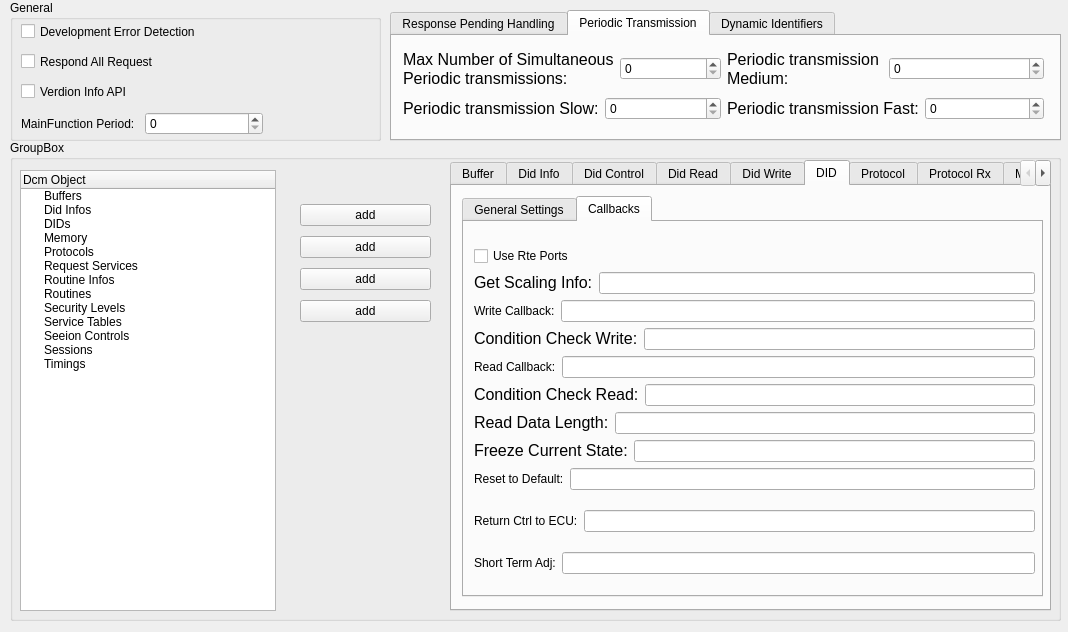
paduc77/gainos, file gainos-tk/tool/gainos-studio/ui/forms/cd_dcm.ui: the form before one commit.
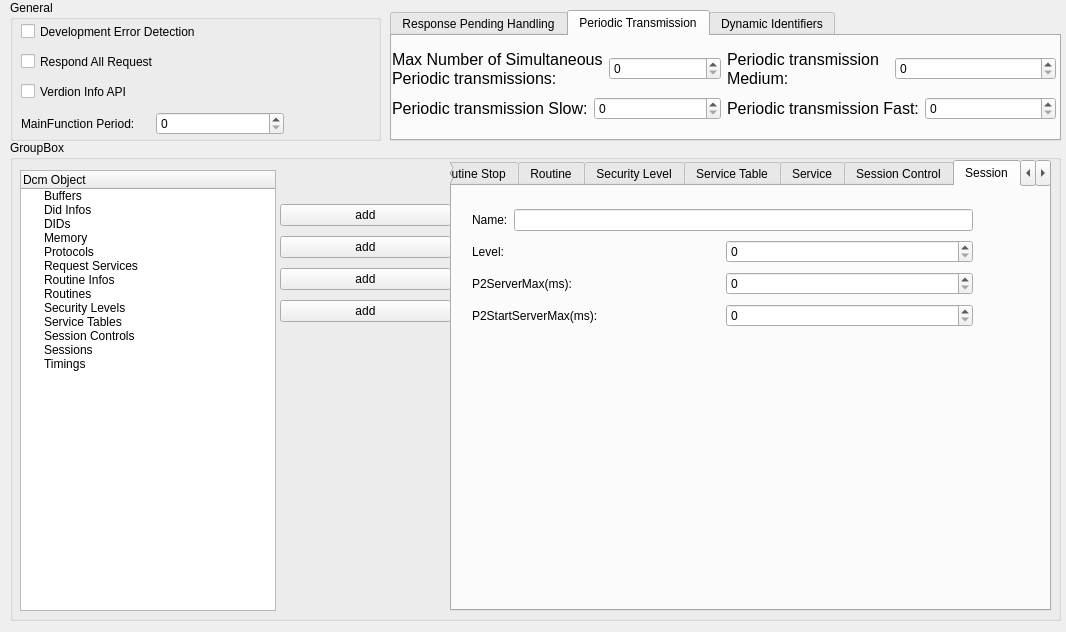
The form after the commit. The open tabs and pages were chosen to show the change.

```diff
--- a/gainos-tk/tool/gainos-studio/ui/forms/cd_dcm.ui
+++ b/gainos-tk/tool/gainos-studio/ui/forms/cd_dcm.ui
@@ -6,7 +6,7 @@
    <rect>
     <x>0</x>
     <y>0</y>
-    <width>1068</width>
+    <width>1066</width>
     <height>632</height>
    </rect>
   </property>
@@ -46,7 +46,7 @@
      <rect>
       <x>11</x>
       <y>110</y>
-      <width>242</width>
+      <width>263</width>
       <height>27</height>
      </rect>
     </property>
@@ -67,6 +67,9 @@
 &lt;/style&gt;&lt;/head&gt;&lt;body style=&quot; font-family:'Consolas'; font-size:12pt; font-weight:400; font-style:normal;&quot;&gt;
 &lt;p style=&quot; margin-top:0px; margin-bottom:0px; margin-left:0px; margin-right:0px; -qt-block-indent:0; text-indent:0px;&quot;&gt;in uint (ms)&lt;/p&gt;&lt;/body&gt;&lt;/html&gt;</string>
        </property>
+       <property name="maximum">
+        <number>65535</number>
+       </property>
       </widget>
      </item>
     </layout>
@@ -155,9 +158,9 @@
     <widget class="QWidget" name="layoutWidget">
      <property name="geometry">
       <rect>
-       <x>11</x>
+       <x>0</x>
        <y>11</y>
-       <width>641</width>
+       <width>664</width>
        <height>77</height>
       </rect>
      </property>
@@ -179,7 +182,11 @@
            </widget>
           </item>
           <item>
-           <widget class="QSpinBox" name="spinBox_3"/>
+           <widget class="QSpinBox" name="spbxMaxNumberofSimultaneousPeriodictransmissions">
+            <property name="maximum">
+             <number>65535</number>
+            </property>
+           </widget>
           </item>
          </layout>
         </item>
@@ -197,7 +204,11 @@
            </widget>
           </item>
           <item>
-           <widget class="QSpinBox" name="spinBox_4"/>
+           <widget class="QSpinBox" name="spbxPeriodicTransmissionSlow">
+            <property name="maximum">
+             <number>65535</number>
+            </property>
+           </widget>
           </item>
          </layout>
         </item>
@@ -220,7 +231,11 @@
            </widget>
           </item>
           <item>
-           <widget class="QSpinBox" name="spinBox_7"/>
+           <widget class="QSpinBox" name="spbxPeriodicTransmissionMedium">
+            <property name="maximum">
+             <number>65535</number>
+            </property>
+           </widget>
           </item>
          </layout>
         </item>
@@ -238,7 +253,11 @@
            </widget>
           </item>
           <item>
-           <widget class="QSpinBox" name="spinBox_5"/>
+           <widget class="QSpinBox" name="spbxPeriodicTransmissionFast">
+            <property name="maximum">
+             <number>65535</number>
+            </property>
+           </widget>
           </item>
          </layout>
         </item>
@@ -358,7 +377,7 @@
     </item>
     <item>
      <property name="text">
-      <string>Seeion Controls</string>
+      <string>Session Controls</string>
      </property>
     </item>
     <item>
@@ -1154,7 +1173,7 @@
        <attribute name="title">
         <string>Callbacks</string>
        </attribute>
-       <widget class="QWidget" name="">
+       <widget class="QWidget" name="layoutWidget">
         <property name="geometry">
          <rect>
           <x>10</x>
@@ -1167,7 +1186,10 @@
          <item>
           <layout class="QVBoxLayout" name="verticalLayout_15">
            <item>
-            <widget class="QCheckBox" name="checkBox_12">
+            <widget class="QCheckBox" name="cbxUsePort">
+             <property name="enabled">
+              <bool>false</bool>
+             </property>
              <property name="text">
               <string>Use Rte Ports</string>
              </property>
@@ -1187,7 +1209,11 @@
               </widget>
              </item>
              <item>
-              <widget class="QLineEdit" name="lineEdit_8"/>
+              <widget class="QLineEdit" name="leDspDidGetScalingInfoFnc">
+               <property name="enabled">
+                <bool>true</bool>
+               </property>
+              </widget>
              </item>
             </layout>
            </item>
@@ -1201,7 +1227,11 @@
               </widget>
              </item>
              <item>
-              <widget class="QLineEdit" name="lineEdit_9"/>
+              <widget class="QLineEdit" name="leDspDidWriteDataFnc">
+               <property name="enabled">
+                <bool>true</bool>
+               </property>
+              </widget>
              </item>
             </layout>
            </item>
@@ -1219,7 +1249,11 @@
               </widget>
              </item>
              <item>
-              <widget class="QLineEdit" name="lineEdit_11"/>
+              <widget class="QLineEdit" name="leDspDidConditionCheckWriteFnc">
+               <property name="enabled">
+                <bool>true</bool>
+               </property>
+              </widget>
              </item>
             </layout>
            </item>
@@ -1233,7 +1267,11 @@
               </widget>
              </item>
              <item>
-              <widget class="QLineEdit" name="lineEdit_10"/>
+              <widget class="QLineEdit" name="leDspDidReadDataFnc">
+               <property name="enabled">
+                <bool>true</bool>
+               </property>
+              </widget>
              </item>
             </layout>
            </item>
@@ -1251,7 +1289,11 @@
               </widget>
              </item>
              <item>
-              <widget class="QLineEdit" name="lineEdit_12"/>
+              <widget class="QLineEdit" name="leDspDidConditionCheckReadFnc">
+               <property name="enabled">
+                <bool>true</bool>
+               </property>
+              </widget>
              </item>
             </layout>
            </item>
@@ -1269,7 +1311,11 @@
               </widget>
              </item>
              <item>
-              <widget class="QLineEdit" name="lineEdit_13"/>
+              <widget class="QLineEdit" name="leDspDidReadDataLengthFnc">
+               <property name="enabled">
+                <bool>true</bool>
+               </property>
+              </widget>
              </item>
             </layout>
            </item>
@@ -1287,7 +1333,11 @@
               </widget>
              </item>
              <item>
-              <widget class="QLineEdit" name="lineEdit_14"/>
+              <widget class="QLineEdit" name="leDspDidFreezeCurrentStateFnc">
+               <property name="enabled">
+                <bool>true</bool>
+               </property>
+              </widget>
              </item>
             </layout>
            </item>
@@ -1301,7 +1351,11 @@
               </widget>
              </item>
              <item>
-              <widget class="QLineEdit" name="lineEdit_15"/>
+              <widget class="QLineEdit" name="leDspDidResetToDefaultFnc">
+               <property name="enabled">
+                <bool>true</bool>
+               </property>
+              </widget>
              </item>
             </layout>
            </item>
@@ -1317,7 +1371,11 @@
             </widget>
            </item>
            <item>
-            <widget class="QLineEdit" name="lineEdit_16"/>
+            <widget class="QLineEdit" name="leDspDidReturnControlToEcuFnc">
+             <property name="enabled">
+              <bool>true</bool>
+             </property>
+            </widget>
            </item>
           </layout>
          </item>
@@ -1331,7 +1389,11 @@
             </widget>
            </item>
            <item>
-            <widget class="QLineEdit" name="lineEdit_17"/>
+            <widget class="QLineEdit" name="leDspDidShortTermAdjustmentFnc">
+             <property name="enabled">
+              <bool>true</bool>
+             </property>
+            </widget>
            </item>
           </layout>
          </item>
@@ -2438,7 +2500,92 @@
           </widget>
          </item>
          <item>
-          <widget class="QLineEdit" name="lineEdit_37"/>
+          <widget class="QLineEdit" name="leGetSesChgPermission"/>
+         </item>
+        </layout>
+       </item>
+      </layout>
+     </widget>
+    </widget>
+    <widget class="QWidget" name="tab_39">
+     <attribute name="title">
+      <string>Session</string>
+     </attribute>
+     <widget class="QWidget" name="layoutWidget">
+      <property name="geometry">
+       <rect>
+        <x>20</x>
+        <y>20</y>
+        <width>501</width>
+        <height>128</height>
+       </rect>
+      </property>
+      <layout class="QVBoxLayout" name="verticalLayout_32">
+       <item>
+        <layout class="QHBoxLayout" name="horizontalLayout_80">
+         <item>
+          <widget class="QLabel" name="label_74">
+           <property name="text">
+            <string>Name:</string>
+           </property>
+          </widget>
+         </item>
+         <item>
+          <widget class="QLineEdit" name="leSessionName"/>
+         </item>
+        </layout>
+       </item>
+       <item>
+        <layout class="QHBoxLayout" name="horizontalLayout_84">
+         <item>
+          <widget class="QLabel" name="label_78">
+           <property name="text">
+            <string>Level:</string>
+           </property>
+          </widget>
+         </item>
+         <item>
+          <widget class="QSpinBox" name="spbxSessionLevel">
+           <property name="maximum">
+            <number>65535</number>
+           </property>
+          </widget>
+         </item>
+        </layout>
+       </item>
+       <item>
+        <layout class="QHBoxLayout" name="horizontalLayout_85">
+         <item>
+          <widget class="QLabel" name="label_79">
+           <property name="text">
+            <string>P2ServerMax(ms):</string>
+           </property>
+          </widget>
+         </item>
+         <item>
+          <widget class="QSpinBox" name="spbxSessionP2ServerMax">
+           <property name="maximum">
+            <number>65535</number>
+           </property>
+          </widget>
+         </item>
+        </layout>
+       </item>
+       <item>
+        <layout class="QHBoxLayout" name="horizontalLayout_86">
+         <item>
+          <widget class="QLabel" name="label_80">
+           <property name="text">
+            <string>P2StartServerMax(ms):</string>
+           </property>
+          </widget>
+         </item>
+         <item>
+          <widget class="QSpinBox" name="spbxSessionP2StartServerMax">
+           <property name="maximum">
+            <number>65535</number>
+           </property>
+          </widget>
          </item>
         </layout>
        </item>
@@ -2522,9 +2669,9 @@
    <widget class="QWidget" name="layoutWidget">
     <property name="geometry">
      <rect>
-      <x>290</x>
+      <x>270</x>
       <y>60</y>
-      <width>131</width>
+      <width>171</width>
       <height>128</height>
      </rect>
     </property>
```
Left out of the diff: 600 changed lines with no effect on the pictures.
